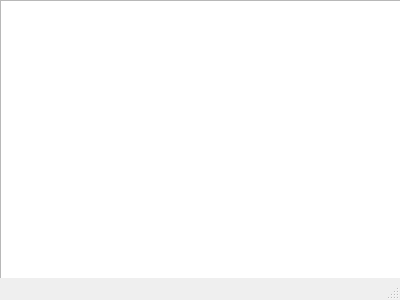
The window that mainwindow.ui (TURX/GCI-KDE-File-Explorer) describes before a commit, drawn with Qt 5.
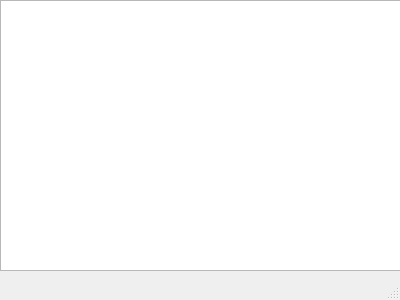
The same window after the commit.

Commit message: Ver 1, Rev 0

Diff of the .ui file:
```diff
--- a/mainwindow.ui
+++ b/mainwindow.ui
@@ -26,7 +26,7 @@
       <x>0</x>
       <y>0</y>
       <width>401</width>
-      <height>301</height>
+      <height>271</height>
      </rect>
     </property>
     <property name="sizePolicy">
```
The commit also changes 1 other file.
